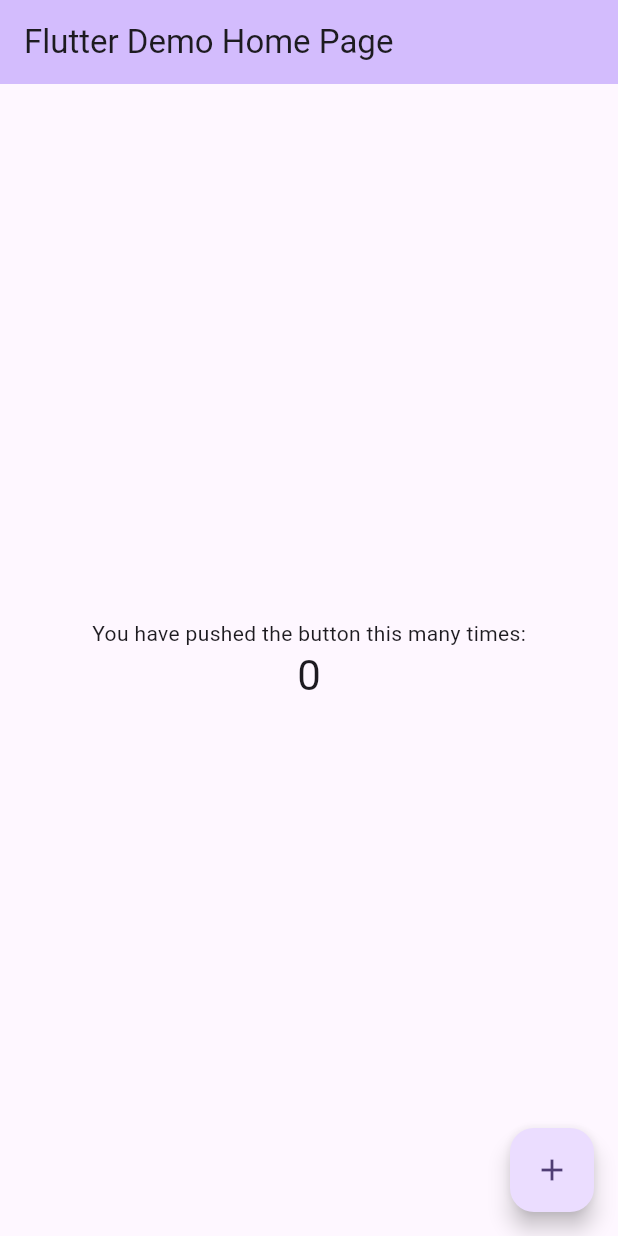
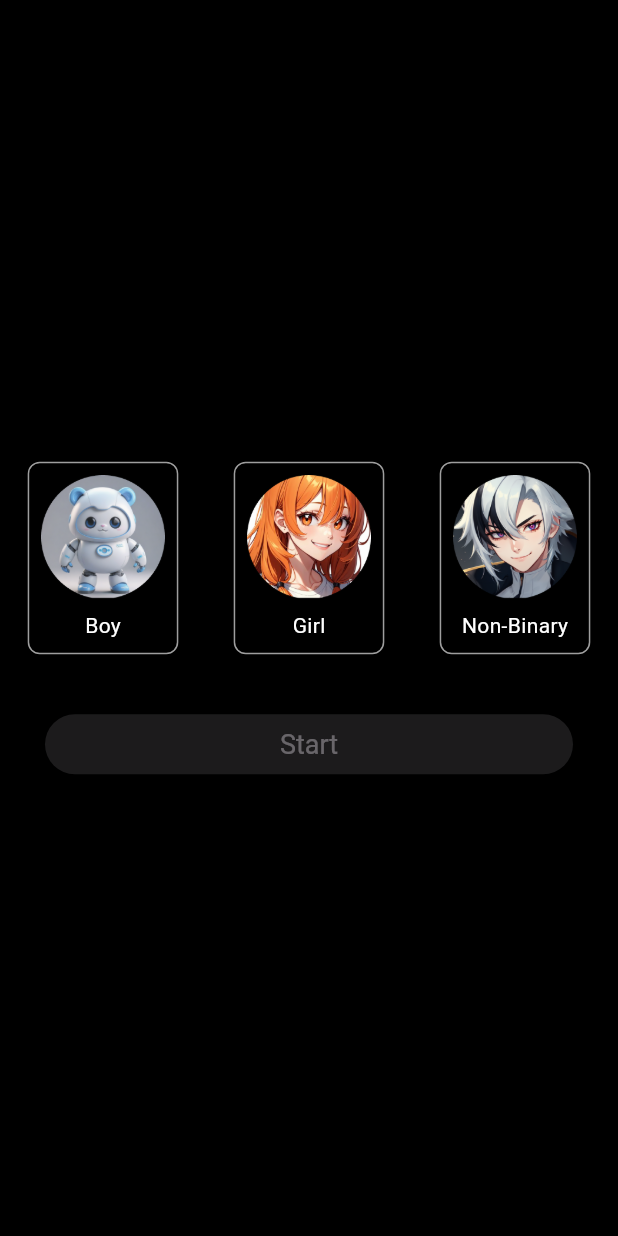
Before and after one commit to shatil-zz/test_tokie_ai, a Flutter app: the screen it shows after launch, on a phone screen of 412 x 824 dp. Run offline on Flutter 3.47's test engine with Material 3 defaults, Android fonts, the phone set to English and light mode, and no system bars.

Commit message:
-Add gender selection ui -Refactor code

```diff
--- a/lib/main.dart
+++ b/lib/main.dart
@@ -1,4 +1,7 @@
 import 'package:flutter/material.dart';
+import 'package:provider/provider.dart';
+import 'package:talkie_ai/provider_pattern/providers/characters_provider.dart';
+import 'package:talkie_ai/provider_pattern/screens/gender_selection_widget.dart';
 
 void main() {
   runApp(const MyApp());
@@ -10,43 +13,20 @@ class MyApp extends StatelessWidget {
   // This widget is the root of your application.
   @override
   Widget build(BuildContext context) {
-    return MaterialApp(
-      title: 'Flutter Demo',
-      theme: ThemeData(
-        // This is the theme of your application.
-        //
-        // TRY THIS: Try running your application with "flutter run". You'll see
-        // the application has a purple toolbar. Then, without quitting the app,
-        // try changing the seedColor in the colorScheme below to Colors.green
-        // and then invoke "hot reload" (save your changes or press the "hot
-        // reload" button in a Flutter-supported IDE, or press "r" if you used
-        // the command line to start the app).
-        //
-        // Notice that the counter didn't reset back to zero; the application
-        // state is not lost during the reload. To reset the state, use hot
-        // restart instead.
-        //
-        // This works for code too, not just values: Most code changes can be
-        // tested with just a hot reload.
-        colorScheme: ColorScheme.fromSeed(seedColor: Colors.deepPurple),
-        useMaterial3: true,
-      ),
-      home: const MyHomePage(title: 'Flutter Demo Home Page'),
+    return MultiProvider(
+      providers: [
+        ChangeNotifierProvider<CharactersProvider>(create: (_) => CharactersProvider()),
+      ],
+      child: MaterialApp(
+          title: 'Flutter Demo',
+          theme: ThemeData.dark(),
+          home: const GenderSelectionWidget()),
     );
   }
 }
 
 class MyHomePage extends StatefulWidget {
   const MyHomePage({super.key, required this.title});
-
-  // This widget is the home page of your application. It is stateful, meaning
-  // that it has a State object (defined below) that contains fields that affect
-  // how it looks.
-
-  // This class is the configuration for the state. It holds the values (in this
-  // case the title) provided by the parent (in this case the App widget) and
-  // used by the build method of the State. Fields in a Widget subclass are
-  // always marked "final".
 
   final String title;
 
@@ -59,50 +39,21 @@ class _MyHomePageState extends State<MyHomePage> {
 
   void _incrementCounter() {
     setState(() {
-      // This call to setState tells the Flutter framework that something has
-      // changed in this State, which causes it to rerun the build method below
-      // so that the display can reflect the updated values. If we changed
-      // _counter without calling setState(), then the build method would not be
-      // called again, and so nothing would appear to happen.
       _counter++;
     });
   }
 
   @override
   Widget build(BuildContext context) {
-    // This method is rerun every time setState is called, for instance as done
-    // by the _incrementCounter method above.
-    //
-    // The Flutter framework has been optimized to make rerunning build methods
-    // fast, so that you can just rebuild anything that needs updating rather
-    // than having to individually change instances of widgets.
     return Scaffold(
       appBar: AppBar(
-        // TRY THIS: Try changing the color here to a specific color (to
-        // Colors.amber, perhaps?) and trigger a hot reload to see the AppBar
-        // change color while the other colors stay the same.
         backgroundColor: Theme.of(context).colorScheme.inversePrimary,
-        // Here we take the value from the MyHomePage object that was created by
-        // the App.build method, and use it to set our appbar title.
         title: Text(widget.title),
       ),
       body: Center(
         // Center is a layout widget. It takes a single child and positions it
         // in the middle of the parent.
         child: Column(
-          // Column is also a layout widget. It takes a list of children and
-          // arranges them vertically. By default, it sizes itself to fit its
-          // children horizontally, and tries to be as tall as its parent.
-          //
-          // Column has various properties to control how it sizes itself and
-          // how it positions its children. Here we use mainAxisAlignment to
-          // center the children vertically; the main axis here is the vertical
-          // axis because Columns are vertical (the cross axis would be
-          // horizontal).
-          //
-          // TRY THIS: Invoke "debug painting" (choose the "Toggle Debug Paint"
-          // action in the IDE, or press "p" in the console), to see the
-          // wireframe for each widget.
           mainAxisAlignment: MainAxisAlignment.center,
           children: <Widget>[
             const Text(
--- /dev/null
+++ b/lib/provider_pattern/providers/characters_provider.dart
@@ -0,0 +1,8 @@
+
+import 'package:flutter/material.dart';
+
+class CharactersProvider extends ChangeNotifier{
+  String gender="male";
+  String? imagePath;
+  String promptText="";
+}
--- /dev/null
+++ b/lib/provider_pattern/screens/gender_selection_widget.dart
@@ -0,0 +1,91 @@
+import 'package:flutter/material.dart';
+import 'package:provider/provider.dart';
+import 'package:talkie_ai/provider_pattern/providers/characters_provider.dart';
+
+class GenderSelectionWidget extends StatefulWidget {
+  const GenderSelectionWidget({super.key});
+
+  @override
+  _GenderSelectionWidgetState createState() => _GenderSelectionWidgetState();
+}
+
+class _GenderSelectionWidgetState extends State<GenderSelectionWidget> {
+  String _selectedGender = '';
+
+  void _onGenderSelected(String gender) {
+    setState(() {
+      _selectedGender = gender;
+    });
+  }
+
+  @override
+  Widget build(BuildContext context) {
+    return Scaffold(
+      backgroundColor: Colors.black,
+      body: Center(
+        child: Column(
+          mainAxisAlignment: MainAxisAlignment.center,
+          children: [
+            Row(
+              mainAxisAlignment: MainAxisAlignment.spaceAround,
+              children: [
+                _buildGenderOption('assets/male.png', 'Boy', 'male'),
+                _buildGenderOption('assets/female.png', 'Girl', 'female'),
+                _buildGenderOption(
+                    'assets/non_binary.png', 'Non-Binary', 'non_binary'),
+              ],
+            ),
+            const SizedBox(height: 40),
+            SizedBox(
+              width: MediaQuery.of(context).size.width-60,
+              height: 40,
+              child: ElevatedButton(
+                onPressed: _selectedGender.isNotEmpty ? _startAction : null,
+                style: ElevatedButton.styleFrom(
+                  foregroundColor:
+                      _selectedGender.isNotEmpty ? Colors.yellow : Colors.grey,
+                  textStyle: const TextStyle(fontSize: 18),
+                ),
+                child: const Text('Start'),
+              ),
+            ),
+          ],
+        ),
+      ),
+    );
+  }
+
+  Widget _buildGenderOption(String assetPath, String label, String gender) {
+    bool isSelected = _selectedGender == gender;
+    return GestureDetector(
+      onTap: () => _onGenderSelected(gender),
+      child: Container(
+        padding: const EdgeInsets.all(8.0),
+        decoration: BoxDecoration(
+          border: Border.all(color: isSelected ? Colors.yellow : Colors.grey),
+          borderRadius: BorderRadius.circular(8.0),
+        ),
+        child: Column(
+          children: [
+            Image.asset(
+              assetPath,
+              width: MediaQuery.of(context).size.width / 5,
+              height: MediaQuery.of(context).size.width / 5,
+            ),
+            const SizedBox(height: 8),
+            Text(
+              label,
+              style: const TextStyle(color: Colors.white),
+            ),
+          ],
+        ),
+      ),
+    );
+  }
+
+  void _startAction() {
+    Provider.of<CharactersProvider>(context, listen: false).gender =
+        _selectedGender;
+    //Navigator.of(context).push();
+  }
+}
```
Also changed, not shown: pubspec.yaml (+7 -49 lines), assets/female.png (added), assets/male.png (added), assets/non_binary.png (added), pubspec.lock, 3 other files.
